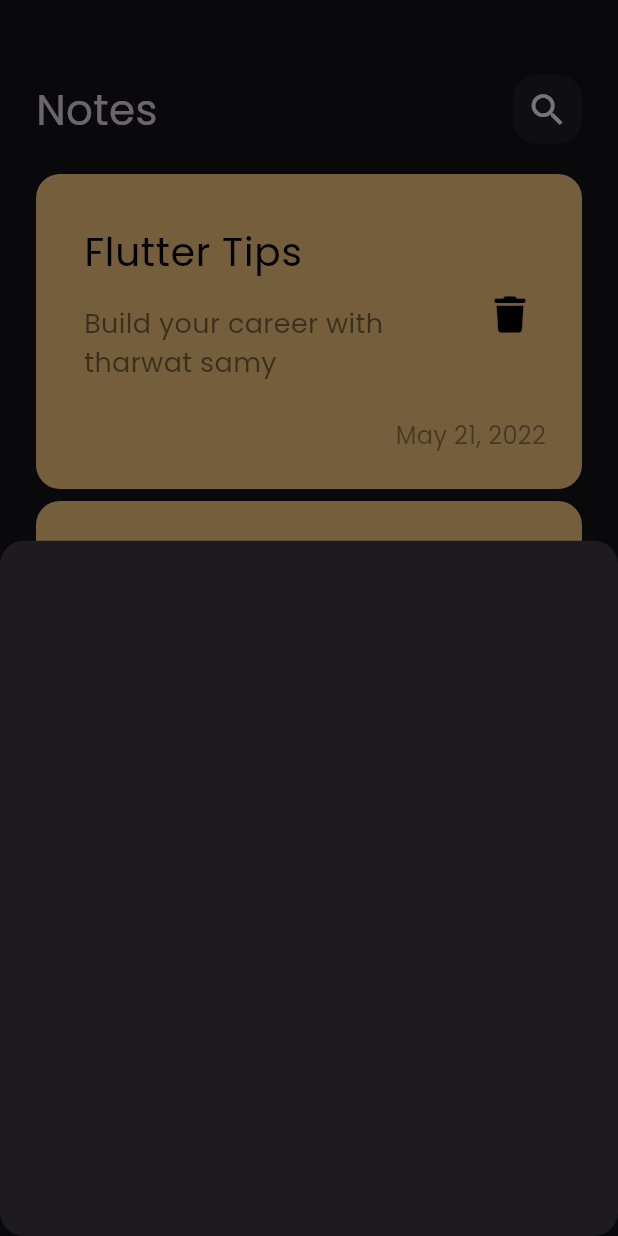
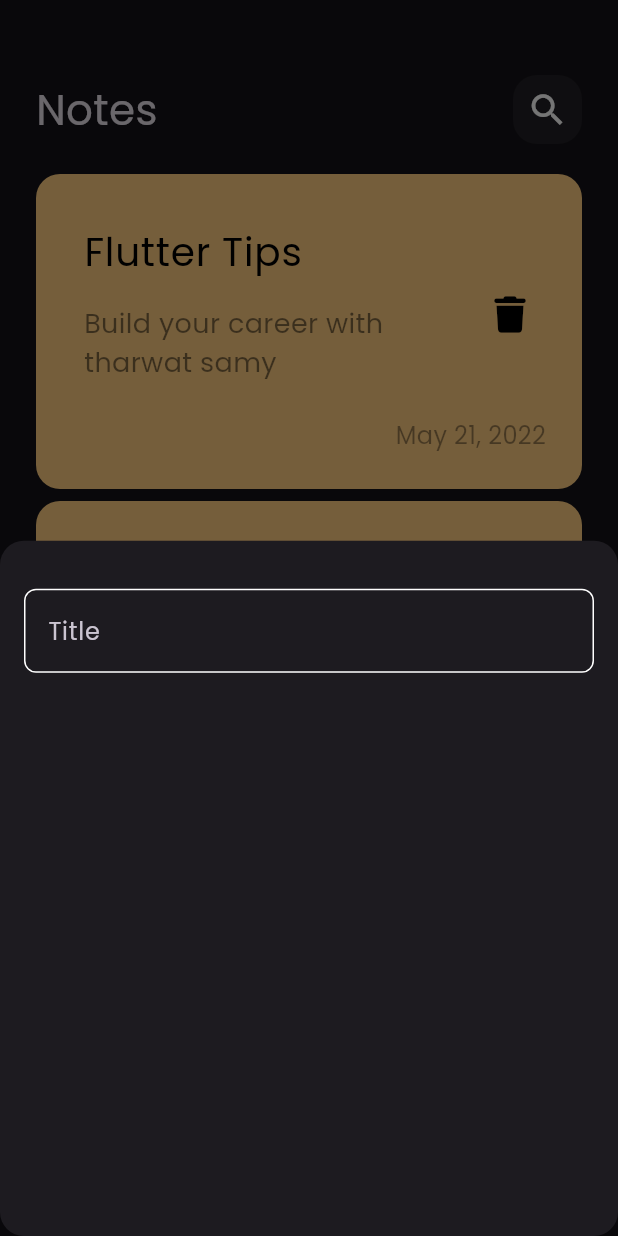
Before and after one commit to berj92/notes_app, a Flutter app: the screen it shows after launch, after a tap on the "add" icon, on a phone screen of 412 x 824 dp. Run offline on Flutter 3.47's test engine with Material 3 defaults, Android fonts, the phone set to English and light mode, and no system bars; our stand-ins replace font_awesome_flutter.

Commit message:
create custom text field

```diff
--- /dev/null
+++ b/lib/constants.dart
@@ -0,0 +1,3 @@
+import 'package:flutter/material.dart';
+
+const kPrimaryColor = Color(0xff62FCD7);
--- a/lib/views/notes_view.dart
+++ b/lib/views/notes_view.dart
@@ -1,4 +1,5 @@
 import 'package:flutter/material.dart';
+import 'package:notes_app/constants.dart';
 import 'package:notes_app/widgets/add_note_bottom_sheet.dart';
 import 'package:notes_app/widgets/notes_view_body.dart';
 
@@ -9,6 +10,7 @@ class NotesView extends StatelessWidget {
   Widget build(BuildContext context) {
     return Scaffold(
       floatingActionButton: FloatingActionButton(
+        backgroundColor: kPrimaryColor,
         onPressed: () {
           showModalBottomSheet(
               shape: RoundedRectangleBorder(
@@ -19,7 +21,9 @@ class NotesView extends StatelessWidget {
                 return const AddNoteBottomSheet();
               });
         },
-        child: const Icon(Icons.add),
+        child: const Icon(
+          Icons.add,
+        ),
       ),
       body: const NotesViewBody(),
     );
--- a/lib/widgets/add_note_bottom_sheet.dart
+++ b/lib/widgets/add_note_bottom_sheet.dart
@@ -1,10 +1,19 @@
 import 'package:flutter/material.dart';
+import 'package:notes_app/widgets/custom_text_field.dart';
 
 class AddNoteBottomSheet extends StatelessWidget {
   const AddNoteBottomSheet({super.key});
 
   @override
   Widget build(BuildContext context) {
-    return Container();
+    return Padding(
+      padding: const EdgeInsets.symmetric(horizontal: 16),
+      child: Column(
+        children: [
+          SizedBox(height: 32),
+          CustomTextField(),
+        ],
+      ),
+    );
   }
 }
--- /dev/null
+++ b/lib/widgets/custom_text_field.dart
@@ -0,0 +1,28 @@
+import 'package:flutter/material.dart';
+import 'package:notes_app/constants.dart';
+
+class CustomTextField extends StatelessWidget {
+  const CustomTextField({super.key});
+
+  @override
+  Widget build(BuildContext context) {
+    return TextField(
+      cursorColor: kPrimaryColor,
+      decoration: InputDecoration(
+        hintText: 'Title',
+        border: buildBorder(),
+        enabledBorder: buildBorder(),
+        focusedBorder: buildBorder(kPrimaryColor),
+      ),
+    );
+  }
+
+  OutlineInputBorder buildBorder([color]) {
+    return OutlineInputBorder(
+      borderRadius: BorderRadius.circular(8),
+      borderSide: BorderSide(
+        color: color ?? Colors.white,
+      ),
+    );
+  }
+}
```
